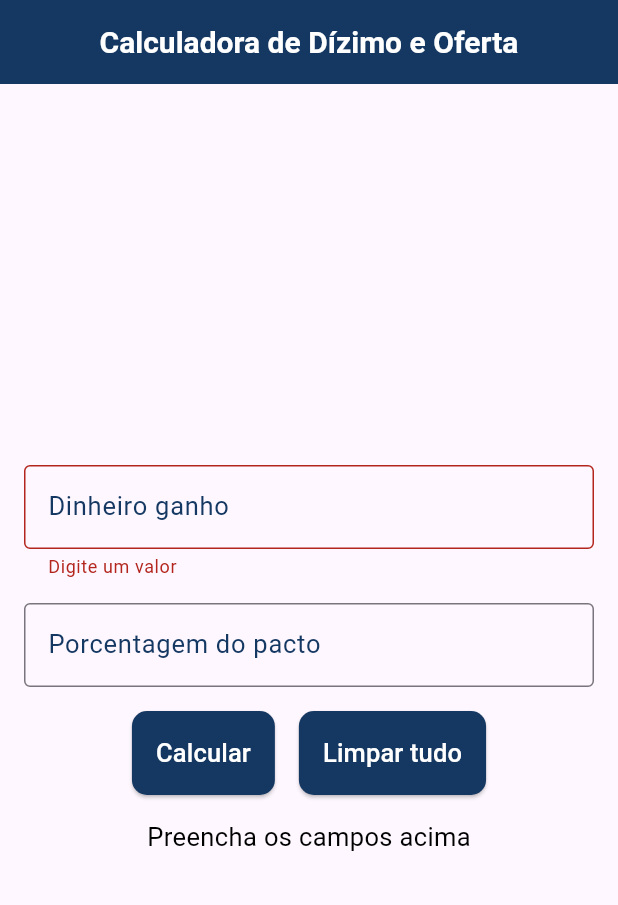
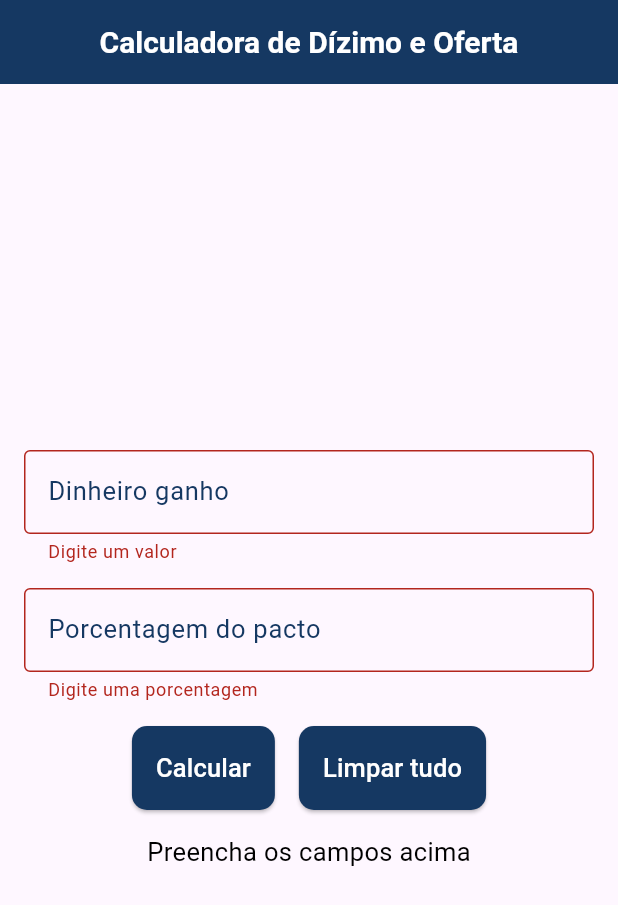
Before and after one commit to JoseJacsanCode/calculadoraDizimoOferta, a Flutter app: the screen it shows after launch, after a tap on "Calcular", on a phone screen of 412 x 824 dp. Shown: the top 905 px of the screen. Run offline on Flutter 3.47's test engine with Material 3 defaults, Android fonts, the phone set to English and light mode, and no system bars.

Commit message:
Ajustes no código

```diff
--- a/lib/widgets/home_page.dart
+++ b/lib/widgets/home_page.dart
@@ -36,8 +36,7 @@ class _HomePage extends State<HomePage> {
         double renda = double.parse(dinheiroGanhoString);
         double dizimo = renda * 0.10;
         double porcentagemPacto = double.parse(pactoString);
-        double pacto = renda / porcentagemPacto;
-
+        double pacto = (renda * porcentagemPacto) / 100;
         _infoDados =
             'Seu dízimo: ${dizimo.toStringAsFixed(2)} \n Seu pacto: ${pacto.toStringAsFixed(2)}';
       });
@@ -106,6 +105,15 @@ class _HomePage extends State<HomePage> {
                       decimal: true,
                     ),
                     controller: pactoController,
+                    validator: (value) {
+                      if (value == null || value.isEmpty) {
+                        return 'Digite uma porcentagem';
+                      }
+                      if (double.tryParse(value.replaceAll(',', '.')) == null) {
+                        return 'Valor inválido';
+                      }
+                      return null;
+                    },
                   ),
                   const SizedBox(height: 16),
                   Row(
```
